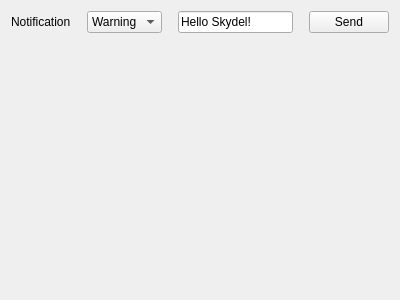
Qt form source/simple_plugin/simple_plugin_view.ui (learn-safran-navigation-timing/skydel-example-plugins) before a commit.
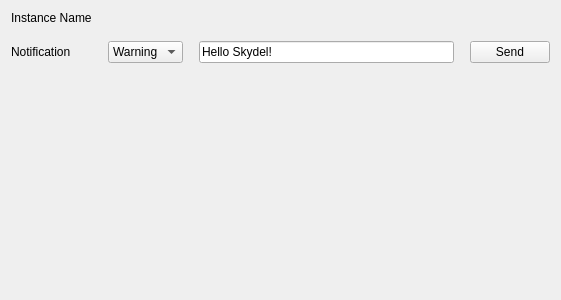
The same form after that commit.

Commit message: Update simple_plugin example

```diff
--- a/source/simple_plugin/simple_plugin_view.ui
+++ b/source/simple_plugin/simple_plugin_view.ui
@@ -6,7 +6,7 @@
    <rect>
     <x>0</x>
     <y>0</y>
-    <width>400</width>
+    <width>561</width>
     <height>300</height>
    </rect>
   </property>
@@ -17,7 +17,21 @@
    <property name="spacing">
     <number>16</number>
    </property>
-   <item row="0" column="1">
+   <item row="1" column="2">
+    <widget class="QLineEdit" name="message">
+     <property name="text">
+      <string>Hello Skydel!</string>
+     </property>
+    </widget>
+   </item>
+   <item row="1" column="0">
+    <widget class="QLabel" name="label_2">
+     <property name="text">
+      <string>Notification</string>
+     </property>
+    </widget>
+   </item>
+   <item row="1" column="1">
     <widget class="QComboBox" name="type">
      <property name="currentIndex">
       <number>1</number>
@@ -39,7 +53,7 @@
      </item>
     </widget>
    </item>
-   <item row="1" column="0" colspan="4">
+   <item row="2" column="0" colspan="4">
     <spacer name="verticalSpacer">
      <property name="orientation">
       <enum>Qt::Vertical</enum>
@@ -52,27 +66,27 @@
      </property>
     </spacer>
    </item>
-   <item row="0" column="0">
-    <widget class="QLabel" name="label_2">
-     <property name="text">
-      <string>Notification</string>
-     </property>
-    </widget>
-   </item>
-   <item row="0" column="2">
-    <widget class="QLineEdit" name="message">
-     <property name="text">
-      <string>Hello Skydel!</string>
-     </property>
-    </widget>
-   </item>
-   <item row="0" column="3">
+   <item row="1" column="3">
     <widget class="QPushButton" name="sendNotification">
      <property name="text">
       <string>Send</string>
      </property>
     </widget>
    </item>
+   <item row="0" column="0">
+    <widget class="QLabel" name="label">
+     <property name="text">
+      <string>Instance Name</string>
+     </property>
+    </widget>
+   </item>
+   <item row="0" column="1" colspan="3">
+    <widget class="QLabel" name="instanceName">
+     <property name="text">
+      <string/>
+     </property>
+    </widget>
+   </item>
   </layout>
  </widget>
  <resources/>
```
The commit also changes 4 other files.
